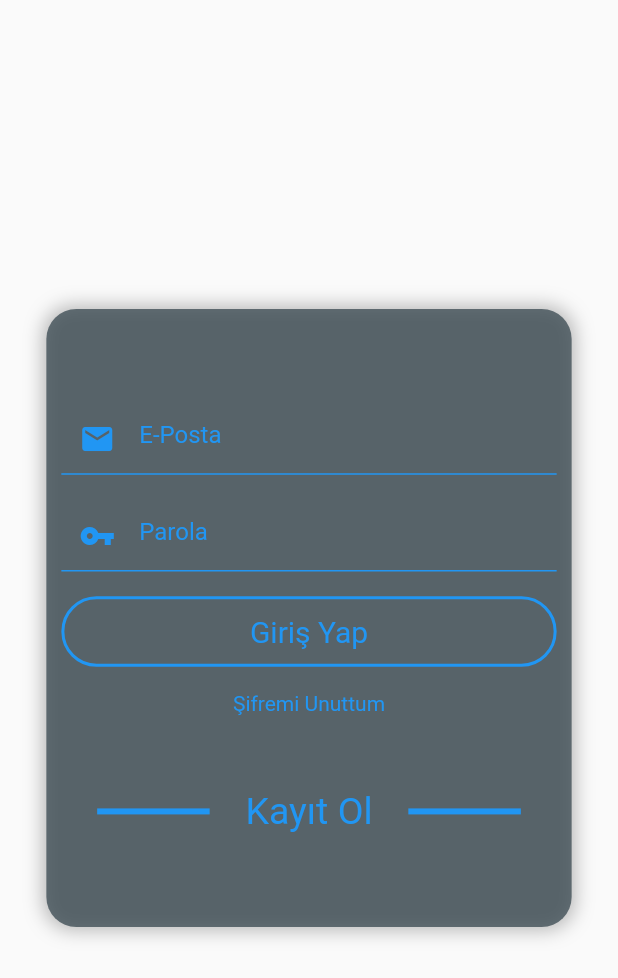
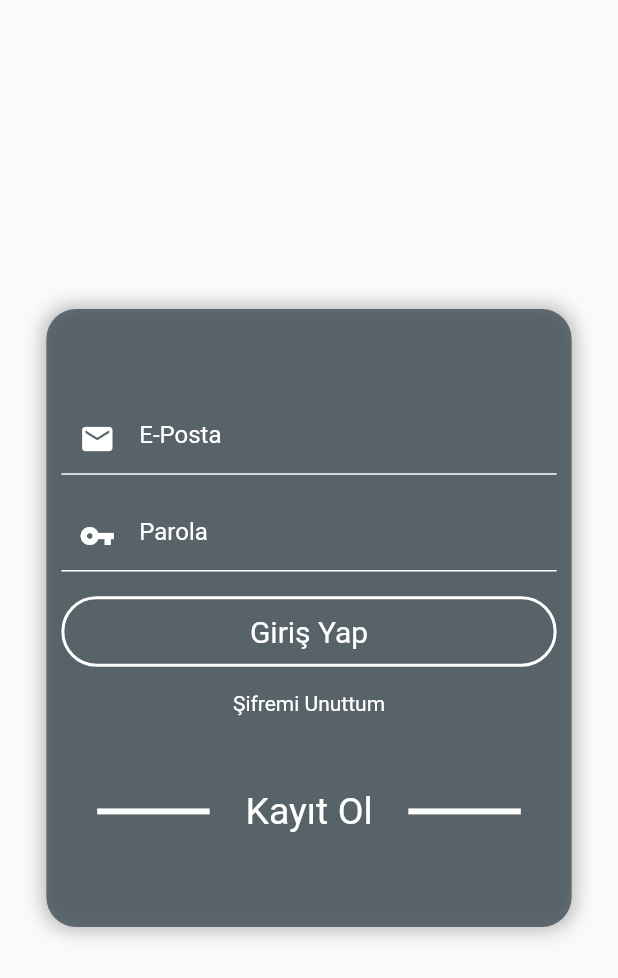
Before and after one commit to bayrak-yavuz/InternProject004, a Flutter app: the screen it shows after launch, on a phone screen of 412 x 824 dp. Shown: the top 978 px of the screen. Run offline on Flutter 3.47's test engine with Material 2 defaults, Android fonts, the phone set to English and light mode, and no system bars; our stand-ins replace cloud_firestore, firebase_auth, firebase_core; accounts and stored records are empty.

Commit message:
Update main.dart

```diff
--- a/lib/main.dart
+++ b/lib/main.dart
@@ -84,29 +84,29 @@ class _IskeleState extends State<Iskele> {
                   TextField(
                     controller: t1,
                     style: TextStyle(
-                      color: Colors.blue,
+                      color: Colors.white,
                     ),
-                    cursorColor: Colors.blue,
+                    cursorColor: Colors.white,
                     keyboardType: TextInputType.emailAddress,
                     decoration: InputDecoration(
                       prefixIcon: Icon(
                         Icons.mail,
-                        color: Colors.blue,
+                        color: Colors.white,
                       ),
                       hintText: 'E-Posta',
                       prefixText: ' ',
                       hintStyle: TextStyle(
-                        color: Colors.blue,
+                        color: Colors.white,
                       ),
-                      focusColor: Colors.blue,
+                      focusColor: Colors.white,
                       focusedBorder: UnderlineInputBorder(
                         borderSide: BorderSide(
-                          color: Colors.blue,
+                          color: Colors.white,
                         ),
                       ),
                       enabledBorder: UnderlineInputBorder(
                         borderSide: BorderSide(
-                          color: Colors.blue,
+                          color: Colors.white,
                         ),
                       ),
                     ),
@@ -117,29 +117,29 @@ class _IskeleState extends State<Iskele> {
                   TextField(
                     controller: t2,
                     style: TextStyle(
-                      color: Colors.blue,
+                      color: Colors.white,
                     ),
-                    cursorColor: Colors.blue,
+                    cursorColor: Colors.white,
                     obscureText: true,
                     decoration: InputDecoration(
                       prefixIcon: Icon(
                         Icons.vpn_key,
-                        color: Colors.blue,
+                        color: Colors.white,
                       ),
                       hintText: 'Parola',
                       prefixText: ' ',
                       hintStyle: TextStyle(
-                        color: Colors.blue,
+                        color: Colors.white,
                       ),
-                      focusColor: Colors.blue,
+                      focusColor: Colors.white,
                       focusedBorder: UnderlineInputBorder(
                         borderSide: BorderSide(
-                          color: Colors.blue,
+                          color: Colors.white,
                         ),
                       ),
                       enabledBorder: UnderlineInputBorder(
                         borderSide: BorderSide(
-                          color: Colors.blue,
+                          color: Colors.white,
                         ),
                       ),
                     ),
@@ -154,7 +154,7 @@ class _IskeleState extends State<Iskele> {
                     child: Container(
                       padding: EdgeInsets.symmetric(vertical: 5),
                       decoration: BoxDecoration(
-                          border: Border.all(color: Colors.blue, width: 2),
+                          border: Border.all(color: Colors.white, width: 2),
                           borderRadius: BorderRadius.all(Radius.circular(30))),
                       child: Padding(
                         padding: const EdgeInsets.all(5.0),
@@ -162,7 +162,7 @@ class _IskeleState extends State<Iskele> {
                           child: Text(
                             "Giriş Yap",
                             style: TextStyle(
-                              color: Colors.blue,
+                              color: Colors.white,
                               fontSize: 20,
                             ),
                           ),
@@ -188,7 +188,7 @@ class _IskeleState extends State<Iskele> {
                       children: [
                         Text(
                           "Şifremi Unuttum",
-                          style: TextStyle(color: Colors.blue),
+                          style: TextStyle(color: Colors.white),
                         ),
                       ],
                     ),
@@ -213,16 +213,16 @@ class _IskeleState extends State<Iskele> {
                         Container(
                           height: 4,
                           width: 75,
-                          color: Colors.blue,
+                          color: Colors.white,
                         ),
                         Text(
                           "Kayıt Ol",
-                          style: TextStyle(color: Colors.blue, fontSize: 25),
+                          style: TextStyle(color: Colors.white, fontSize: 25),
                         ),
                         Container(
                           height: 4,
                           width: 75,
-                          color: Colors.blue,
+                          color: Colors.white,
                         ),
                       ],
                     ),
```
